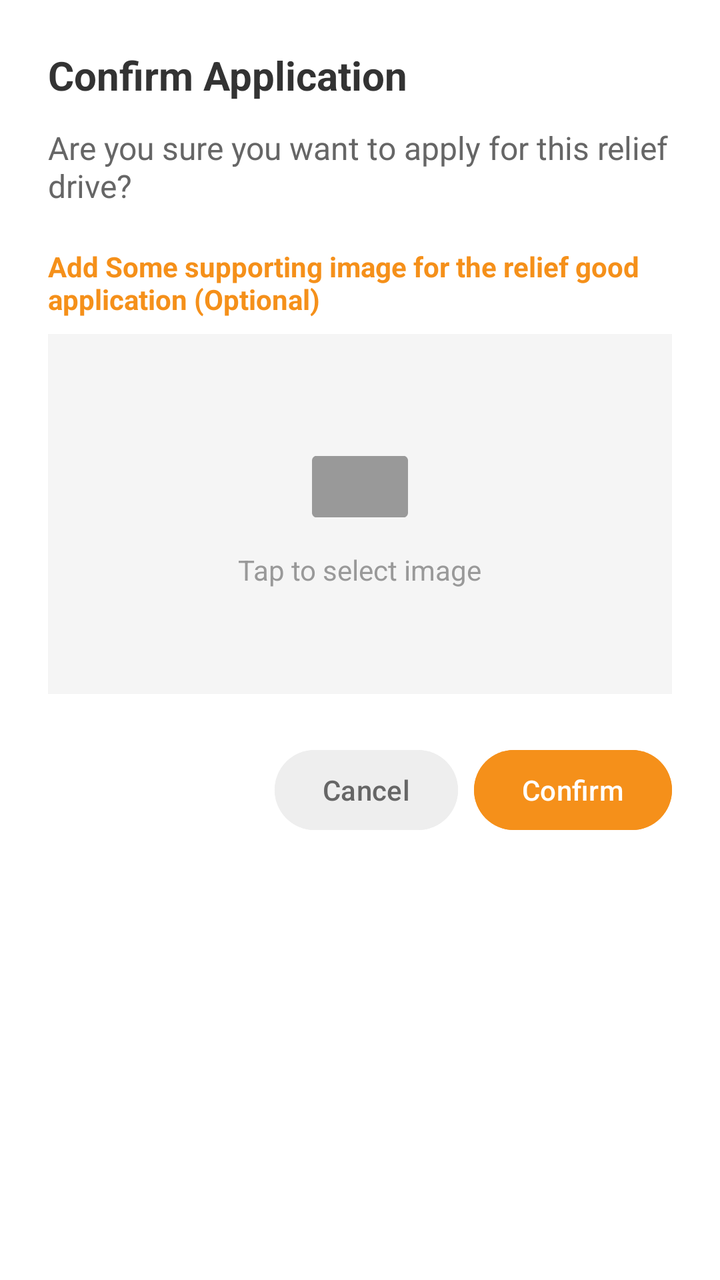
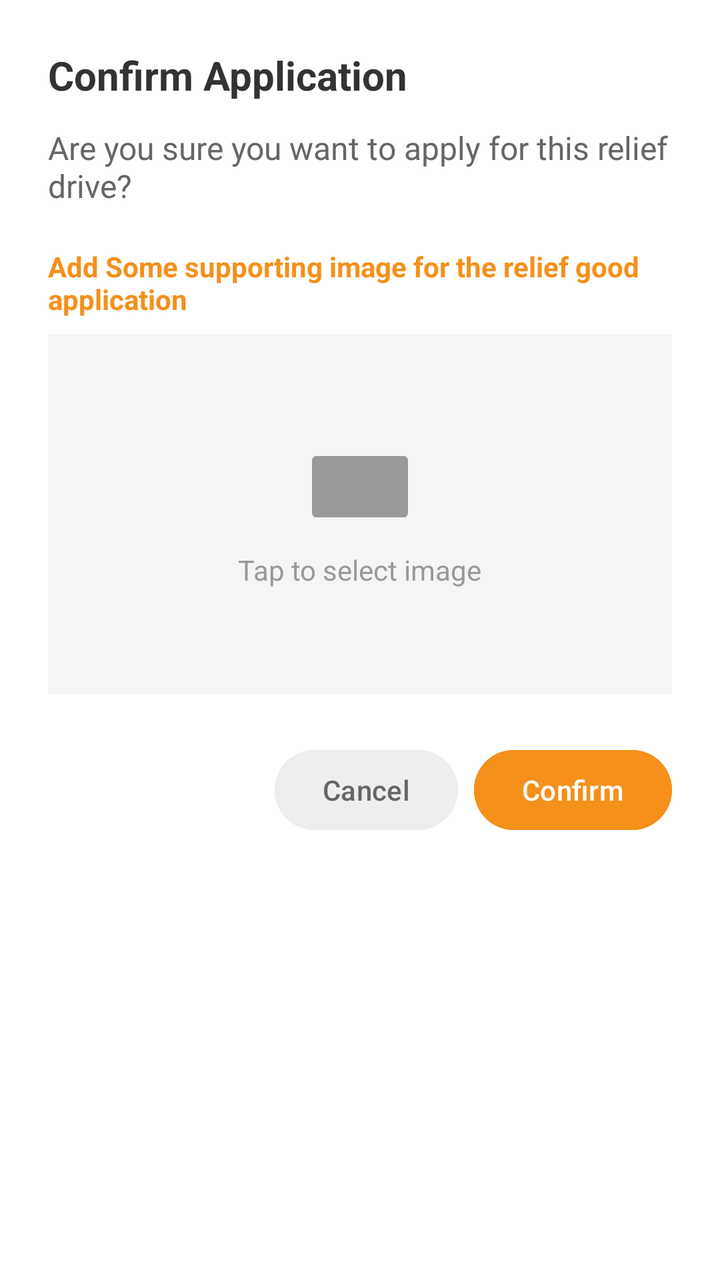

An Android layout rendered at two revisions. The XML below is the earlier revision; the diff shows what the commit changed to produce the second picture.
<!-- AndroidManifest.xml: application theme Theme.Dawnasyon_v1 -->
<!-- res/layout/fragment_apply_with_image_dialog.xml -->
<?xml version="1.0" encoding="utf-8"?>
<LinearLayout xmlns:android="http://schemas.android.com/apk/res/android"
    android:layout_width="match_parent"
    android:layout_height="wrap_content"
    android:orientation="vertical"
    android:padding="24dp"
    android:background="@android:color/white">

    <TextView
        android:layout_width="match_parent"
        android:layout_height="wrap_content"
        android:text="Confirm Application"
        android:textSize="20sp"
        android:textStyle="bold"
        android:textColor="#333333"
        android:layout_marginBottom="12dp"/>

    <TextView
        android:layout_width="match_parent"
        android:layout_height="wrap_content"
        android:text="Are you sure you want to apply for this relief drive?"
        android:textSize="16sp"
        android:textColor="#666666"
        android:layout_marginBottom="20dp"/>

    <TextView
        android:layout_width="match_parent"
        android:layout_height="wrap_content"
        android:text="Add Some supporting image for the relief good application (Optional)"
        android:textSize="14sp"
        android:textStyle="bold"
        android:textColor="#F5901A"
        android:layout_marginBottom="8dp"/>

    <FrameLayout
        android:layout_width="match_parent"
        android:layout_height="180dp"
        android:background="#F5F5F5"
        android:layout_marginBottom="24dp">

        <ImageView
            android:id="@+id/img_preview"
            android:layout_width="match_parent"
            android:layout_height="match_parent"
            android:scaleType="centerCrop"
            android:visibility="gone"/>

        <LinearLayout
            android:id="@+id/layout_upload_placeholder"
            android:layout_width="wrap_content"
            android:layout_height="wrap_content"
            android:orientation="vertical"
            android:layout_gravity="center"
            android:gravity="center">

            <ImageView
                android:layout_width="48dp"
                android:layout_height="48dp"
                android:src="@drawable/ic_image_placeholder"
                android:tint="#999999"/>

            <TextView
                android:layout_width="wrap_content"
                android:layout_height="wrap_content"
                android:text="Tap to select image"
                android:textColor="#999999"
                android:layout_marginTop="8dp"/>
        </LinearLayout>

        <Button
            android:id="@+id/btn_select_image"
            android:layout_width="match_parent"
            android:layout_height="match_parent"
            android:background="@android:color/transparent"/>
    </FrameLayout>

    <LinearLayout
        android:layout_width="match_parent"
        android:layout_height="wrap_content"
        android:orientation="horizontal"
        android:gravity="end">

        <Button
            android:id="@+id/btn_cancel"
            android:layout_width="wrap_content"
            android:layout_height="wrap_content"
            android:text="Cancel"
            android:textColor="#666666"
            android:backgroundTint="#EEEEEE"
            android:layout_marginEnd="8dp"/>

        <Button
            android:id="@+id/btn_confirm"
            android:layout_width="wrap_content"
            android:layout_height="wrap_content"
            android:text="Confirm"
            android:textColor="@android:color/white"
            android:backgroundTint="#F5901A"/>
    </LinearLayout>

</LinearLayout>
<!-- resources referenced by this layout -->
<resources>
  <!-- drawable ic_image_placeholder: png bitmap (drawable, 7122 bytes) -->
  <style name="Theme.Dawnasyon_v1" parent="Base.Theme.Dawnasyon_v1" />
  <style name="Base.Theme.Dawnasyon_v1" parent="Theme.Material3.Light.NoActionBar">
          
          
      </style>
</resources>

<!-- the commit's change to res/layout/fragment_apply_with_image_dialog.xml (unified diff, before → after) -->
@@ -26,11 +26,11 @@
     <TextView
         android:layout_width="match_parent"
         android:layout_height="wrap_content"
-        android:text="Add Some supporting image for the relief good application (Optional)"
+        android:layout_marginBottom="8dp"
+        android:text="Add Some supporting image for the relief good application"
+        android:textColor="#F5901A"
         android:textSize="14sp"
-        android:textStyle="bold"
-        android:textColor="#F5901A"
-        android:layout_marginBottom="8dp"/>
+        android:textStyle="bold" />
 
     <FrameLayout
         android:layout_width="match_parent"
